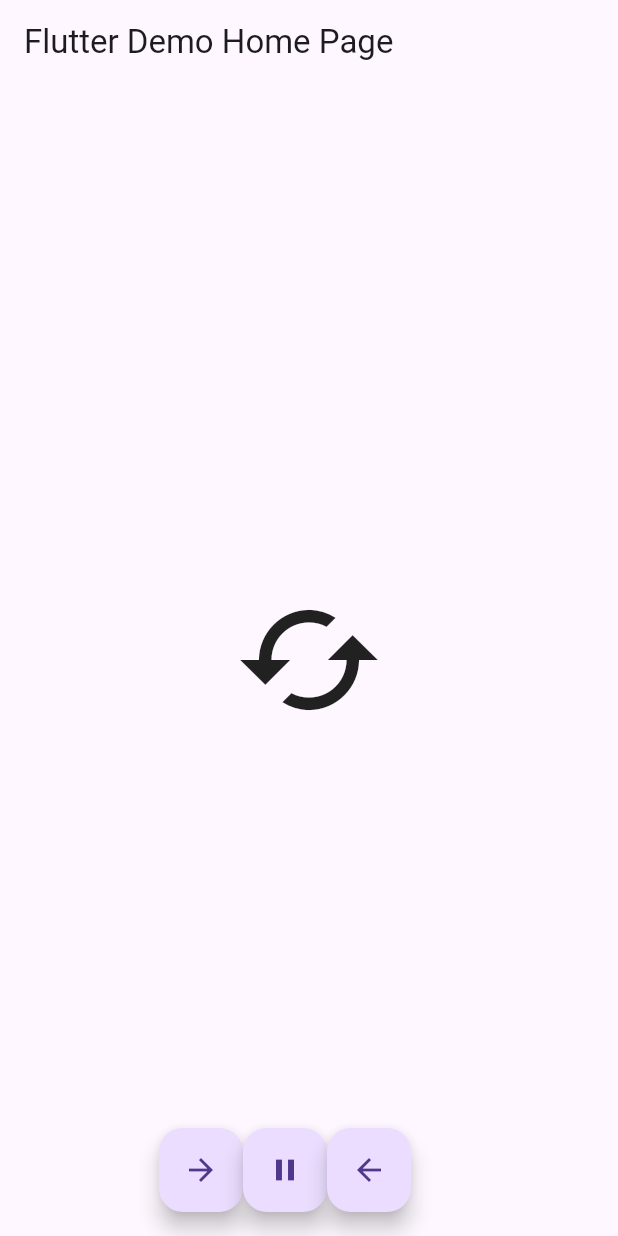
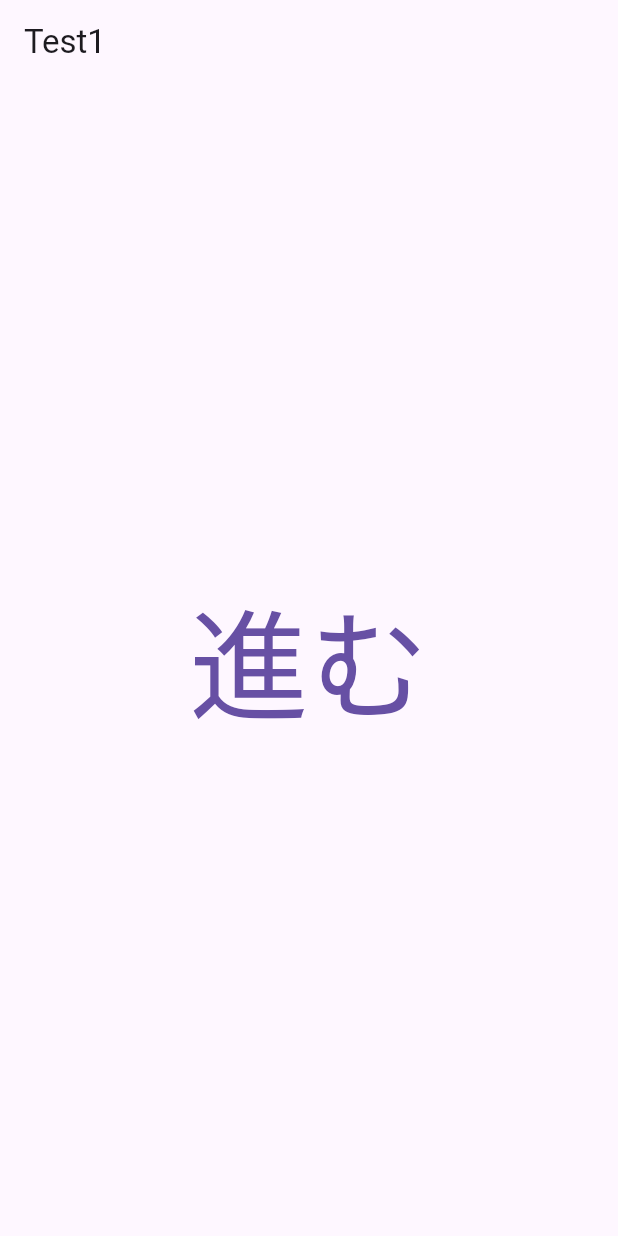
Before and after one commit to morieeeenyo/helloworld, a Flutter app: the screen it shows after launch, on a phone screen of 412 x 824 dp. Run offline on Flutter 3.47's test engine with Material 3 defaults, Android fonts, the phone set to English and light mode, and no system bars.

```diff
--- a/lib/main.dart
+++ b/lib/main.dart
@@ -1,13 +1,13 @@
-import 'dart:math';
 import 'package:flutter/material.dart';
+import 'test_page1.dart';
+import 'test_page2.dart';
+import 'test_page3.dart';
 
 void main() {
-  runApp(const MyApp());
+  runApp(MyApp());
 }
 
 class MyApp extends StatelessWidget {
-  const MyApp({Key? key}) : super(key: key);
-
   @override
   Widget build(BuildContext context) {
     return MaterialApp(
@@ -15,85 +15,26 @@ class MyApp extends StatelessWidget {
       theme: ThemeData(
         primarySwatch: Colors.blue,
       ),
-      home: const MyHomePage(title: 'Flutter Demo Home Page'),
+      home: MyHomePage(title: 'Flutter Demo Home Page'),
+      routes: {
+        "/test1": (BuildContext context) => TestPage1(),
+        "/test2": (BuildContext context) => TestPage2(),
+        "/test3": (BuildContext context) => TestPage3(),
+      },
     );
   }
 }
 
 class MyHomePage extends StatefulWidget {
-  const MyHomePage({Key? key, required this.title}) : super(key: key);
+  MyHomePage({Key? key, required this.title}) : super(key: key);
   final String title;
-
   @override
-  State<MyHomePage> createState() => _MyHomePageState();
+  _MyHomePageState createState() => _MyHomePageState();
 }
 
-class _MyHomePageState extends State<MyHomePage> with TickerProviderStateMixin {
-  late AnimationController _animationController;
-  late Animation _animation;
-
-  // 再生
-  _forward() async {
-    setState(() {
-      _animationController.forward();
-    });
-  }
-
-  // 停止
-  _stop() async {
-    setState(() {
-      _animationController.stop();
-    });
-  }
-
-  // 逆再生
-  _reverse() async {
-    setState(() {
-      _animationController.reverse();
-    });
-  }
-
-  // 生成
-  @override
-  void initState() {
-    super.initState();
-    _animationController =
-        AnimationController(vsync: this, duration: const Duration(seconds: 1));
-    _animation = _animationController.drive(Tween(begin: 0.0, end: 2.0 * pi));
-  }
-
-  // 破棄
-  @override
-  void dispose() {
-    _animationController.dispose();
-    super.dispose();
-  }
-
+class _MyHomePageState extends State<MyHomePage> {
   @override
   Widget build(BuildContext context) {
-    return Scaffold(
-      appBar: AppBar(
-        title: Text(widget.title),
-      ),
-      body: Center(
-        child: AnimatedBuilder(
-          animation: _animation,
-          builder: (context, _) {
-            return Transform.rotate(
-                angle: _animation.value,
-                child: const Icon(Icons.cached, size: 100));
-          },
-        ),
-      ),
-      // 再生、停止、逆再生のボタン
-      floatingActionButton:
-          Row(mainAxisAlignment: MainAxisAlignment.center, children: [
-        FloatingActionButton(
-            onPressed: _forward, child: const Icon(Icons.arrow_forward)),
-        FloatingActionButton(onPressed: _stop, child: const Icon(Icons.pause)),
-        FloatingActionButton(
-            onPressed: _reverse, child: const Icon(Icons.arrow_back)),
-      ]),
-    );
+    return Scaffold(body: TestPage1());
   }
 }
--- /dev/null
+++ b/lib/test_page1.dart
@@ -0,0 +1,19 @@
+import 'package:flutter/material.dart';
+
+class TestPage1 extends StatelessWidget {
+  @override
+  Widget build(BuildContext context) {
+    return Scaffold(
+        appBar: AppBar(
+          title: const Text("Test1"),
+        ),
+        body: Center(
+            child: TextButton(
+                onPressed: () => {
+                      Navigator.of(context).pushNamed("/test2")
+                      // 下記の書き方でも可
+                      // Navigator.pushNamed(context, "/test2")
+                    },
+                child: const Text("進む", style: TextStyle(fontSize: 80)))));
+  }
+}
```
Also changed, not shown: lib/test_page2.dart (added, +21 -0 lines), lib/test_page3.dart (added, +15 -0 lines).
